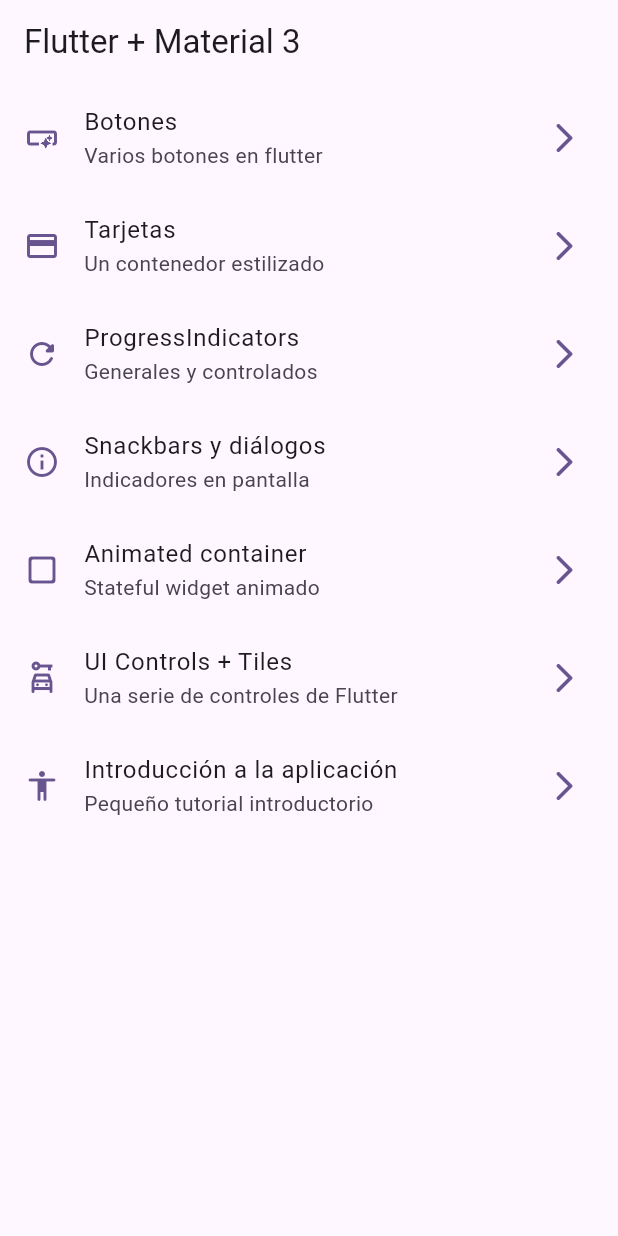
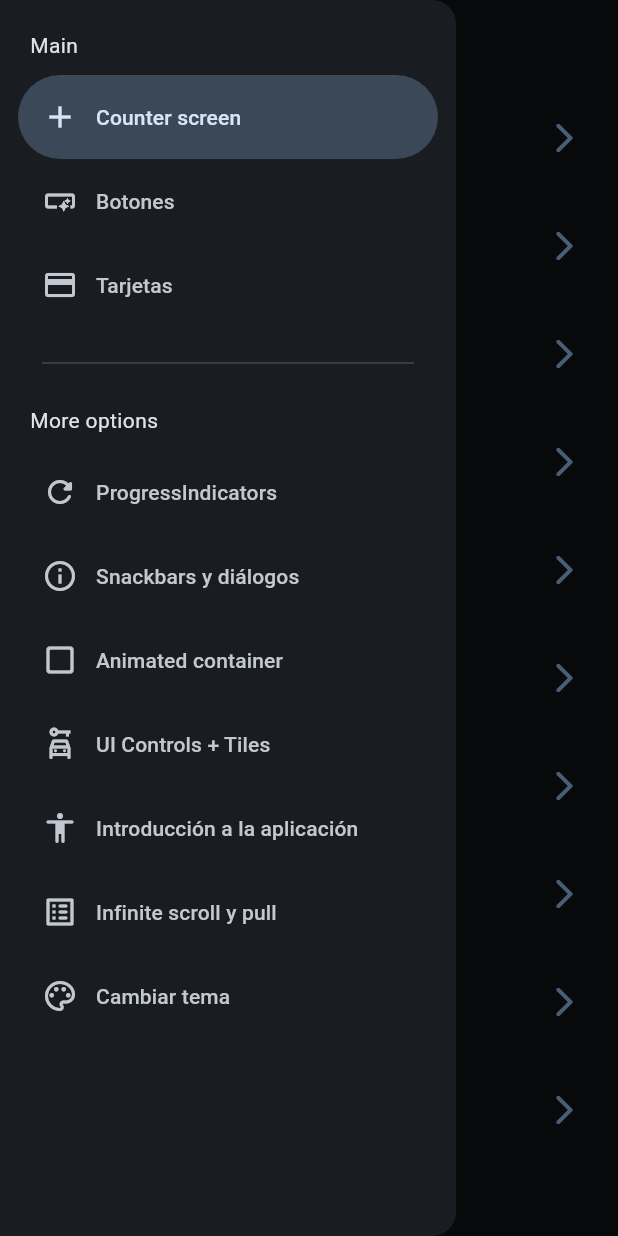
Before and after one commit to Brunox117/widgets_app, a Flutter app: the screen it shows after launch, with the side drawer open (before the commit the screen has no drawer), on a phone screen of 412 x 824 dp. Run offline on Flutter 3.47's test engine with Material 2 defaults, Android fonts, the phone set to English and light mode, and no system bars; our stand-ins replace animate_do, flutter_riverpod, go_router; missing offline and left inert: colornames.

Commit message:
Antes de state notifier

```diff
--- a/lib/config/menu/menu_items.dart
+++ b/lib/config/menu/menu_items.dart
@@ -14,6 +14,11 @@ class MenuItem {
 }
 
 const appMenuItems = <MenuItem>[
+  MenuItem(
+      title: 'Counter screen',
+      subtitle: 'Counter screen y riverpod',
+      link: '/counter_screen',
+      icon: Icons.add),
   MenuItem(
       title: 'Botones',
       subtitle: 'Varios botones en flutter',
@@ -49,4 +54,16 @@ const appMenuItems = <MenuItem>[
       subtitle: 'Pequeño tutorial introductorio',
       link: '/tutorial',
       icon: Icons.accessibility_rounded),
+  MenuItem(
+      title: 'Infinite scroll y pull',
+      subtitle: 'Listas infinitas y pull to refresh',
+      link: '/infinite',
+      icon: Icons.list_alt_rounded),
+  MenuItem(
+      title: 'Cambiar tema',
+      subtitle: 'Cambiar tema de la aplicación',
+      link: '/theme_changer',
+      icon: Icons.color_lens_outlined),
+
+
 ];
--- a/lib/config/router/app_router.dart
+++ b/lib/config/router/app_router.dart
@@ -45,7 +45,20 @@ final appRouter = GoRouter(
       name: AppTutorialScreen.name,
       builder: (context, state ) => const AppTutorialScreen(),
     ),
-
-
+    GoRoute(
+      path: '/infinite',
+      name: InfiniteScrollScreen.name,
+      builder: (context, state ) => const InfiniteScrollScreen(),
+    ),
+    GoRoute(
+      path: '/counter_screen',
+      name:CounterScreen.name,
+      builder: (context, state ) => const CounterScreen(),
+    ),
+    GoRoute(
+      path: '/theme_changer',
+      name:ThemeChangerScreen.name,
+      builder: (context, state ) => const ThemeChangerScreen(),
+    ),
   ],
 );
--- a/lib/config/theme/app_theme.dart
+++ b/lib/config/theme/app_theme.dart
@@ -13,14 +13,16 @@ const colorList = <Color>[
 
 class AppTheme {
   final int selectedColor;
+  final bool isDarkMode;
 
-  AppTheme({this.selectedColor = 0})
+  AppTheme({this.isDarkMode = false, this.selectedColor = 0})
       : assert(selectedColor >= 0, 'Selected color must be greater than zero'),
         assert(selectedColor < colorList.length, 'Selected color must be less or equal than ${colorList.length - 1}');
 
   ThemeData getTheme() =>
       ThemeData(
         useMaterial3: true,
+        brightness: isDarkMode? Brightness.dark : Brightness.light,
         colorSchemeSeed: colorList[selectedColor],
         appBarTheme: const AppBarTheme(
           centerTitle: false
--- a/lib/main.dart
+++ b/lib/main.dart
@@ -1,21 +1,26 @@
 import 'package:flutter/material.dart';
+import 'package:flutter_riverpod/flutter_riverpod.dart';
 import 'package:widgets_app/config/router/app_router.dart';
 import 'package:widgets_app/config/theme/app_theme.dart';
+import 'package:widgets_app/presentation/providers/theme_provider.dart';
 
 void main() {
-  runApp(const MainApp());
+  runApp(const ProviderScope(child: MainApp()));
 }
 
-class MainApp extends StatelessWidget {
+class MainApp extends ConsumerWidget {
   const MainApp({super.key});
 
   @override
-  Widget build(BuildContext context) {
+  Widget build(BuildContext context, ref) {
+    final isDarkMode = ref.watch(isDarkModeProvider);
+    final int selectedColor = ref.watch(selectedIndexColorProvider);
+
     return MaterialApp.router(
       title: 'Flutter Widgets',
       routerConfig: appRouter,
       debugShowCheckedModeBanner: false,
-      theme: AppTheme(selectedColor: 6).getTheme(),
+      theme: AppTheme(selectedColor: selectedColor, isDarkMode: isDarkMode).getTheme(),
     );
   }
 }
--- /dev/null
+++ b/lib/presentation/providers/counter_provider.dart
@@ -0,0 +1,3 @@
+import 'package:flutter_riverpod/flutter_riverpod.dart';
+
+final counterProvider = StateProvider((ref) => 0);
--- /dev/null
+++ b/lib/presentation/providers/theme_provider.dart
@@ -0,0 +1,11 @@
+import 'package:flutter_riverpod/flutter_riverpod.dart';
+import 'package:widgets_app/config/theme/app_theme.dart';
+
+//Un simple booleano
+final isDarkModeProvider = StateProvider((ref) => true);
+
+//Un simple int
+final selectedIndexColorProvider = StateProvider((ref) => 0);
+
+//LISTADO DE COLORES INMUTABLE
+final colorListProvider = Provider((ref) => colorList);
--- a/lib/presentation/screens/animated/animated_screen.dart
+++ b/lib/presentation/screens/animated/animated_screen.dart
@@ -2,7 +2,7 @@ import 'dart:math' show Random;
 import 'package:flutter/material.dart';
 
 class AnimatedScreen extends StatefulWidget {
-  static const name = 'animated_screen.';
+  static const name = 'animated_screen';
   const AnimatedScreen({super.key});
 
   @override
--- a/lib/presentation/screens/app_tutorial/app_tutorial_screen.dart
+++ b/lib/presentation/screens/app_tutorial/app_tutorial_screen.dart
@@ -23,7 +23,7 @@ final slides = <SlideInfo>[
 ];
 
 class AppTutorialScreen extends StatefulWidget {
-  static const name = 'tutorial_screen.';
+  static const name = 'tutorial_screen';
   const AppTutorialScreen({super.key});
 
   @override
--- a/lib/presentation/screens/home/home_screen.dart
+++ b/lib/presentation/screens/home/home_screen.dart
@@ -1,20 +1,24 @@
 import 'package:flutter/material.dart';
 import 'package:go_router/go_router.dart';
 import 'package:widgets_app/config/menu/menu_items.dart';
-
+import 'package:widgets_app/presentation/widgets/side_menu.dart';
 
 class HomeScreen extends StatelessWidget {
-
   static const String name = 'home_screen';
   const HomeScreen({super.key});
 
   @override
   Widget build(BuildContext context) {
+
+    final scaffoldKey = GlobalKey<ScaffoldState>();
+
     return Scaffold(
+      key: scaffoldKey,
       appBar: AppBar(
         title: const Text('Flutter + Material 3'),
       ),
       body: const _HomeView(),
+      drawer: SideMenu(scaffoldKey: scaffoldKey,)
     );
   }
 }
--- a/lib/presentation/screens/progress/progress_screen.dart
+++ b/lib/presentation/screens/progress/progress_screen.dart
@@ -1,7 +1,7 @@
 import 'package:flutter/material.dart';
 
 class ProgressScreen extends StatelessWidget {
-  static const name = 'progress_screen.';
+  static const name = 'progress_screen';
   const ProgressScreen({super.key});
 
   @override
--- a/lib/presentation/screens/screens.dart
+++ b/lib/presentation/screens/screens.dart
@@ -7,3 +7,5 @@ export 'package:widgets_app/presentation/screens/snackbar/snackbar_screen.dart';
 export 'package:widgets_app/presentation/screens/buttons/buttons_screen.dart';
 export 'package:widgets_app/presentation/screens/cards/card_screen.dart';
 export 'package:widgets_app/presentation/screens/home/home_screen.dart';
+export "package:widgets_app/presentation/screens/counter/counter_screen.dart";
+export "package:widgets_app/presentation/screens/ui_controls/theme_changer/theme_changer_screen.dart";
--- a/lib/presentation/screens/snackbar/snackbar_screen.dart
+++ b/lib/presentation/screens/snackbar/snackbar_screen.dart
@@ -2,7 +2,7 @@ import 'package:flutter/material.dart';
 import 'package:go_router/go_router.dart';
 
 class SnackBarScreen extends StatelessWidget {
-  static const name = 'snackbar_screen.';
+  static const name = 'snackbar_screen';
 
   const SnackBarScreen({super.key});
 
--- a/lib/presentation/screens/ui_controls/ui_controls_screen.dart
+++ b/lib/presentation/screens/ui_controls/ui_controls_screen.dart
@@ -1,7 +1,7 @@
 import 'package:flutter/material.dart';
 
 class UiControlsScreen extends StatelessWidget {
-  static const name = 'ui_controls_screen.';
+  static const name = 'ui_controls_screen';
   const UiControlsScreen({super.key});
 
   @override
--- /dev/null
+++ b/lib/presentation/widgets/side_menu.dart
@@ -0,0 +1,58 @@
+import 'package:flutter/material.dart';
+import 'package:go_router/go_router.dart';
+import 'package:widgets_app/config/menu/menu_items.dart';
+
+class SideMenu extends StatefulWidget {
+
+  final GlobalKey<ScaffoldState> scaffoldKey;
+  const SideMenu({super.key, required this.scaffoldKey});
+
+  @override
+  State<SideMenu> createState() => _SideMenuState();
+}
+
+class _SideMenuState extends State<SideMenu> {
+  int navDrawerIndex = 0;
+
+  @override
+  Widget build(BuildContext context) {
+    final hasNotch = MediaQuery.of(context).viewPadding.top > 35;
+
+    return NavigationDrawer(
+      selectedIndex: navDrawerIndex,
+      onDestinationSelected: (value) {
+
+        setState(() {
+          navDrawerIndex = value;
+        });
+
+        final menuItem = appMenuItems[value];
+        context.push(menuItem.link);
+        widget.scaffoldKey.currentState?.closeDrawer();
+      },
+      children: [
+        Padding(
+          padding: EdgeInsets.fromLTRB(20, hasNotch ? 10 : 20, 16, 10),
+          child: const Text('Main'),
+        ),
+        ...appMenuItems.sublist(0, 3).map(
+              (item) => NavigationDrawerDestination(
+                  icon: Icon(item.icon), label: Text(item.title)),
+            ),
+        const Padding(
+          padding: EdgeInsets.fromLTRB(28, 16, 28, 10),
+          child: Divider(),
+        ),
+
+        const Padding(
+          padding: EdgeInsets.fromLTRB(20, 10, 16, 10),
+          child: Text('More options'),
+        ),
+        ...appMenuItems.sublist(3).map(
+              (item) => NavigationDrawerDestination(
+                  icon: Icon(item.icon), label: Text(item.title)),
+            ),
+      ],
+    );
+  }
+}
--- a/pubspec.yaml
+++ b/pubspec.yaml
@@ -8,14 +8,19 @@ environment:
 
 dependencies:
   animate_do: ^3.0.2
+  colornames: ^0.1.0
   flutter:
     sdk: flutter
+  flutter_riverpod: ^2.3.6
   go_router: ^10.0.0
+  riverpod_annotation: ^2.1.1
 
 dev_dependencies:
   flutter_lints: ^2.0.0
   flutter_test:
     sdk: flutter
+  riverpod_generator: ^2.2.4
+  riverpod_lint: ^1.4.0
 
 flutter:
   uses-material-design: true
```
Also changed, not shown: lib/presentation/screens/counter/counter_screen.dart (added, +55 -0 lines), lib/presentation/screens/infinite_scroll/inifinite_scroll_screen.dart (+106 -3 lines), lib/presentation/screens/ui_controls/theme_changer/theme_changer_screen.dart (added, +62 -0 lines), pubspec.lock.
